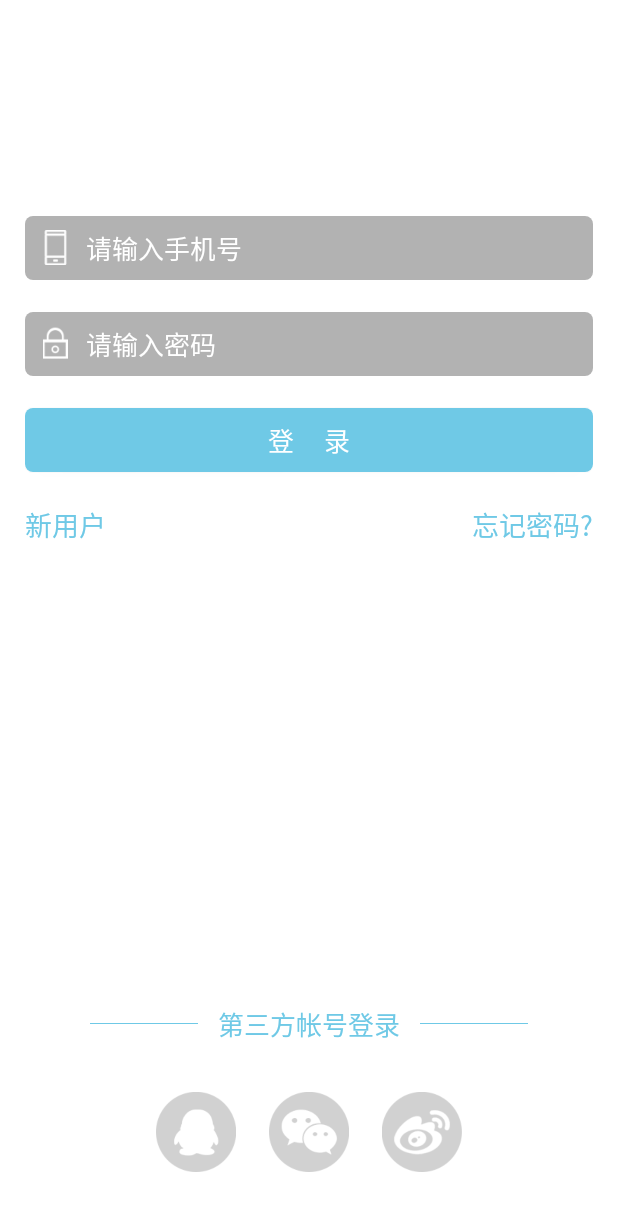
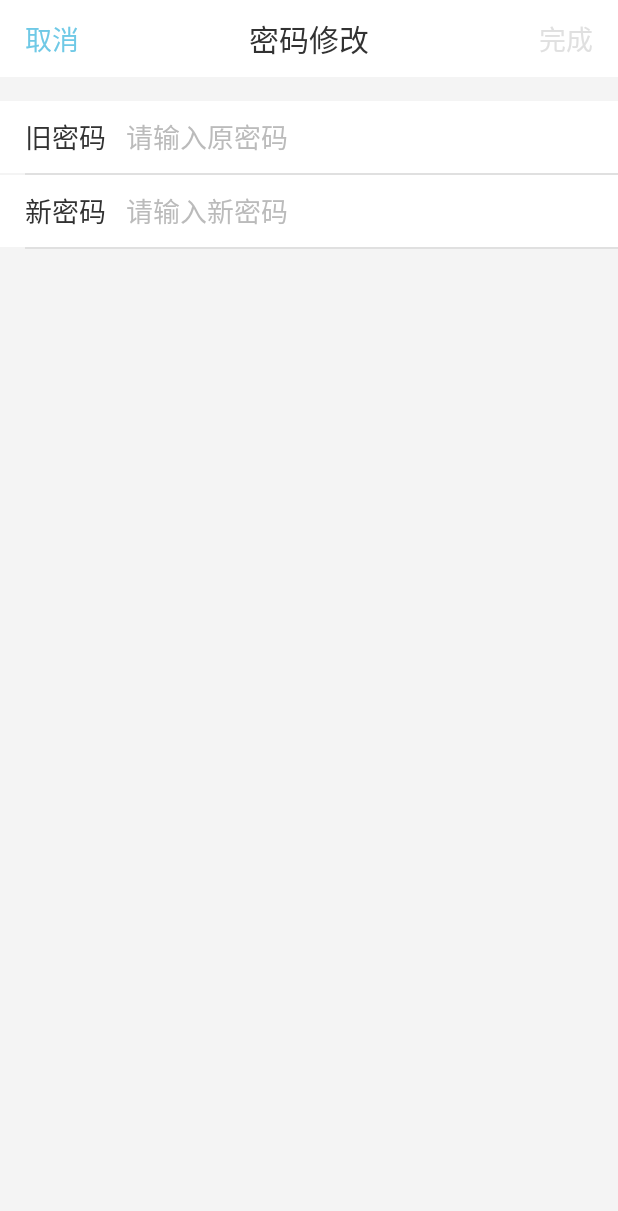
Before and after one commit to chxxbb/TSET, an Android app: the screen it shows after launch (LoginActivity before the commit, PasswordSettingActivity after it), on a phone screen of 412 x 824 dp. Shown: the top 1211 px of the screen. Run offline under Robolectric (Android 15) with nearby library versions, the phone set to English and light mode, and no system bars.

Commit message:
2016年8月26日17:37:24
新增：
所有编辑页面的提交按钮从灰色变蓝色的效果

```diff
--- a/app/src/main/AndroidManifest.xml
+++ b/app/src/main/AndroidManifest.xml
@@ -10,7 +10,7 @@
         android:label="@string/app_name"
         android:supportsRtl="true"
         android:theme="@style/Theme.AppCompat.NoActionBar">
-        <activity android:name=".View.LoginActivity">
+        <activity android:name=".View.PasswordSettingActivity">
             <intent-filter>
                 <action android:name="android.intent.action.MAIN" />
 
@@ -19,10 +19,11 @@
         </activity>
         <activity android:name=".View.HomeActivity" />
         <activity android:name=".View.RegisterActivity" />
+        <activity android:name=".View.SetdataActivity" />
+        <activity android:name=".View.FindpawActivity" />
         <activity android:name=".View.FeedbackActivity" />
-        <activity android:name=".View.FindpawActivity" />
-        <activity android:name=".View.SetdataActivity" />
-        <activity android:name=".View.MycollectActivity"></activity>
+        <activity android:name=".View.MycollectActivity" />
+        <activity android:name=".View.LoginActivity"></activity>
     </application>
 
 </manifest>
--- a/app/src/main/java/com/example/chen/tset/Data/Http_data.java
+++ b/app/src/main/java/com/example/chen/tset/Data/Http_data.java
@@ -6,8 +6,7 @@ package com.example.chen.tset.Data;
 public class Http_data {
 
 //    public static final String http_data = "http://api.children91.com:8080/ApplicationService";
-
-    public static final String http_data = "http://192.168.1.35:8080/AppService";
-    public static final String nickname_uri = "http://192.168.1.230:8080/AppService";
+//    public static final String http_data = "http://192.168.1.35:8080/AppService";
+    public static final String http_data = "http://192.168.1.230:8080/AppService";
 
 }
--- a/app/src/main/java/com/example/chen/tset/View/FeedbackActivity.java
+++ b/app/src/main/java/com/example/chen/tset/View/FeedbackActivity.java
@@ -2,14 +2,47 @@ package com.example.chen.tset.View;
 
 import android.support.v7.app.AppCompatActivity;
 import android.os.Bundle;
+import android.text.Editable;
+import android.text.TextWatcher;
+import android.widget.EditText;
+import android.widget.TextView;
 
 import com.example.chen.tset.R;
 
 public class FeedbackActivity extends AppCompatActivity {
+    private TextView tv_feedback;
+    private EditText et_feedback;
+
 
     @Override
     protected void onCreate(Bundle savedInstanceState) {
         super.onCreate(savedInstanceState);
         setContentView(R.layout.activity_feedback);
+        findView();
     }
+
+    private void findView() {
+        tv_feedback= (TextView) findViewById(R.id.tv_feedback);
+        et_feedback= (EditText) findViewById(R.id.et_feedback);
+        et_feedback.addTextChangedListener(textchanglistener);
+    }
+    private TextWatcher textchanglistener=new TextWatcher() {
+        @Override
+        public void beforeTextChanged(CharSequence s, int start, int count, int after) {
+
+        }
+
+        @Override
+        public void onTextChanged(CharSequence s, int start, int before, int count) {
+            tv_feedback.setTextColor(android.graphics.Color.parseColor("#6fc9e6"));
+            if(et_feedback.getText().toString().length()==0){
+                tv_feedback.setTextColor(android.graphics.Color.parseColor("#e0e0e0"));
+            }
+        }
+
+        @Override
+        public void afterTextChanged(Editable s) {
+
+        }
+    };
 }
--- /dev/null
+++ b/app/src/main/java/com/example/chen/tset/View/PasswordSettingActivity.java
@@ -0,0 +1,50 @@
+package com.example.chen.tset.View;
+
+import android.support.v7.app.AppCompatActivity;
+import android.os.Bundle;
+import android.text.Editable;
+import android.text.TextWatcher;
+import android.widget.EditText;
+import android.widget.TextView;
+
+import com.example.chen.tset.R;
+
+public class PasswordSettingActivity extends AppCompatActivity {
+    private TextView tv_pas;
+    private EditText et_newpassword, et_forpassword;
+
+    @Override
+    protected void onCreate(Bundle savedInstanceState) {
+        super.onCreate(savedInstanceState);
+        setContentView(R.layout.activity_password_setting);
+        findView();
+    }
+
+    private void findView() {
+        tv_pas = (TextView) findViewById(R.id.tv_pas);
+        et_newpassword= (EditText) findViewById(R.id.et_newpassword);
+        et_forpassword= (EditText) findViewById(R.id.et_forpassword);
+        et_newpassword.addTextChangedListener(textchangelisterer);
+        et_forpassword.addTextChangedListener(textchangelisterer);
+    }
+    private TextWatcher textchangelisterer=new TextWatcher() {
+        @Override
+        public void beforeTextChanged(CharSequence s, int start, int count, int after) {
+
+        }
+
+        @Override
+        public void onTextChanged(CharSequence s, int start, int before, int count) {
+            if(et_newpassword.getText().toString().length()!=0&&et_forpassword.getText().toString().length()!=0){
+                tv_pas.setTextColor(android.graphics.Color.parseColor("#6fc9e6"));
+            }else {
+                tv_pas.setTextColor(android.graphics.Color.parseColor("#e0e0e0"));
+            }
+        }
+
+        @Override
+        public void afterTextChanged(Editable s) {
+
+        }
+    };
+}
--- a/app/src/main/java/com/example/chen/tset/View/SetdataActivity.java
+++ b/app/src/main/java/com/example/chen/tset/View/SetdataActivity.java
@@ -56,7 +56,6 @@ public class SetdataActivity extends AppCompatActivity {
 
             @Override
             public void onTextChanged(CharSequence s, int start, int before, int count) {
-
             }
 
             @Override
@@ -92,7 +91,7 @@ public class SetdataActivity extends AppCompatActivity {
 
             OkHttpUtils
                     .post()
-                    .url(Http_data.nickname_uri + "/ChangeNameAndSex" + "?1")
+                    .url(Http_data.http_data + "/ChangeNameAndSex" + "?1")
                     .addParams("nickname", et_nickname.getText().toString())
                     .addParams("gender", gender)
                     .build()
--- a/app/src/main/res/layout/activity_feedback.xml
+++ b/app/src/main/res/layout/activity_feedback.xml
@@ -34,13 +34,14 @@
             android:layout_width="wrap_content"
             android:layout_height="match_parent">
             <TextView
+                android:id="@+id/tv_feedback"
                 android:layout_marginRight="@dimen/x30"
                 android:layout_gravity="center_vertical"
                 android:layout_width="wrap_content"
                 android:layout_height="wrap_content"
                 android:text="提交"
                 android:textSize="@dimen/x32"
-                android:textColor="#6fc9e6"/>
+                android:textColor="#e0e0e0"/>
         </LinearLayout>
 
     </RelativeLayout>
@@ -49,6 +50,7 @@
         android:layout_height="1dp"
         android:background="#e0e0e0"/>
     <EditText
+        android:id="@+id/et_feedback"
         android:background="@null"
         android:cursorVisible="false"
         android:layout_marginLeft="@dimen/x30"
--- /dev/null
+++ b/app/src/main/res/layout/activity_password_setting.xml
@@ -0,0 +1,110 @@
+<?xml version="1.0" encoding="utf-8"?>
+<LinearLayout xmlns:android="http://schemas.android.com/apk/res/android"
+    xmlns:tools="http://schemas.android.com/tools"
+    android:layout_width="match_parent"
+    android:layout_height="match_parent"
+    android:orientation="vertical"
+    android:background="#f4f4f4"
+    tools:context="com.example.chen.tset.View.PasswordSettingActivity">
+    <RelativeLayout
+        android:background="#ffffff"
+        android:layout_width="match_parent"
+        android:layout_height="@dimen/y96">
+        <LinearLayout
+            android:layout_width="wrap_content"
+            android:layout_height="match_parent">
+            <TextView
+                android:layout_marginLeft="@dimen/x30"
+                android:layout_gravity="center_vertical"
+                android:layout_width="wrap_content"
+                android:layout_height="wrap_content"
+                android:text="取消"
+                android:textSize="@dimen/x32"
+                android:textColor="#6fc9e6"/>
+        </LinearLayout>
+        <TextView
+            android:layout_width="wrap_content"
+            android:layout_height="wrap_content"
+            android:text="密码修改"
+            android:textSize="@dimen/x36"
+            android:textColor="#323232"
+            android:layout_centerInParent="true"/>
+        <LinearLayout
+            android:layout_alignParentRight="true"
+            android:layout_width="wrap_content"
+            android:layout_height="match_parent">
+            <TextView
+                android:id="@+id/tv_pas"
+                android:layout_marginRight="@dimen/x30"
+                android:layout_gravity="center_vertical"
+                android:layout_width="wrap_content"
+                android:layout_height="wrap_content"
+                android:text="完成"
+                android:textSize="@dimen/x32"
+                android:textColor="#e0e0e0"/>
+        </LinearLayout>
+    </RelativeLayout>
+    <LinearLayout
+        android:layout_marginTop="@dimen/y30"
+        android:background="#ffffff"
+        android:layout_width="match_parent"
+        android:layout_height="@dimen/y90"
+        android:orientation="horizontal"
+        android:gravity="center_vertical">
+        <TextView
+            android:layout_marginLeft="@dimen/x30"
+            android:layout_width="wrap_content"
+            android:layout_height="wrap_content"
+            android:text="旧密码"
+            android:textSize="@dimen/x32"
+            android:textColor="#323232"
+            />
+        <EditText
+            android:id="@+id/et_forpassword"
+            android:layout_marginLeft="@dimen/x24"
+            android:background="@null"
+            android:cursorVisible="false"
+            android:layout_width="match_parent"
+            android:layout_height="wrap_content"
+            android:hint="请输入原密码"
+            android:textColorHint="#bbbbbb"
+            android:inputType="numberPassword"
+            android:textColor="#323232"/>
+    </LinearLayout>
+    <View
+        android:layout_marginLeft="@dimen/x30"
+        android:layout_width="match_parent"
+        android:layout_height="1dp"
+        android:background="#e0e0e0"/>
+    <LinearLayout
+        android:background="#ffffff"
+        android:layout_width="match_parent"
+        android:layout_height="@dimen/y90"
+        android:orientation="horizontal"
+        android:gravity="center_vertical">
+        <TextView
+            android:layout_marginLeft="@dimen/x30"
+            android:layout_width="wrap_content"
+            android:layout_height="wrap_content"
+            android:text="新密码"
+            android:textSize="@dimen/x32"
+            android:textColor="#323232"
+            />
+        <EditText
+            android:id="@+id/et_newpassword"
+            android:layout_marginLeft="@dimen/x24"
+            android:background="@null"
+            android:cursorVisible="false"
+            android:layout_width="match_parent"
+            android:layout_height="wrap_content"
+            android:textColorHint="#bbbbbb"
+            android:inputType="numberPassword"
+            android:hint="请输入新密码"
+            android:textColor="#323232"/>
+    </LinearLayout>
+    <View
+        android:layout_marginLeft="@dimen/x30"
+        android:layout_width="match_parent"
+        android:layout_height="1dp"
+        android:background="#e0e0e0"/>
+</LinearLayout>
```
